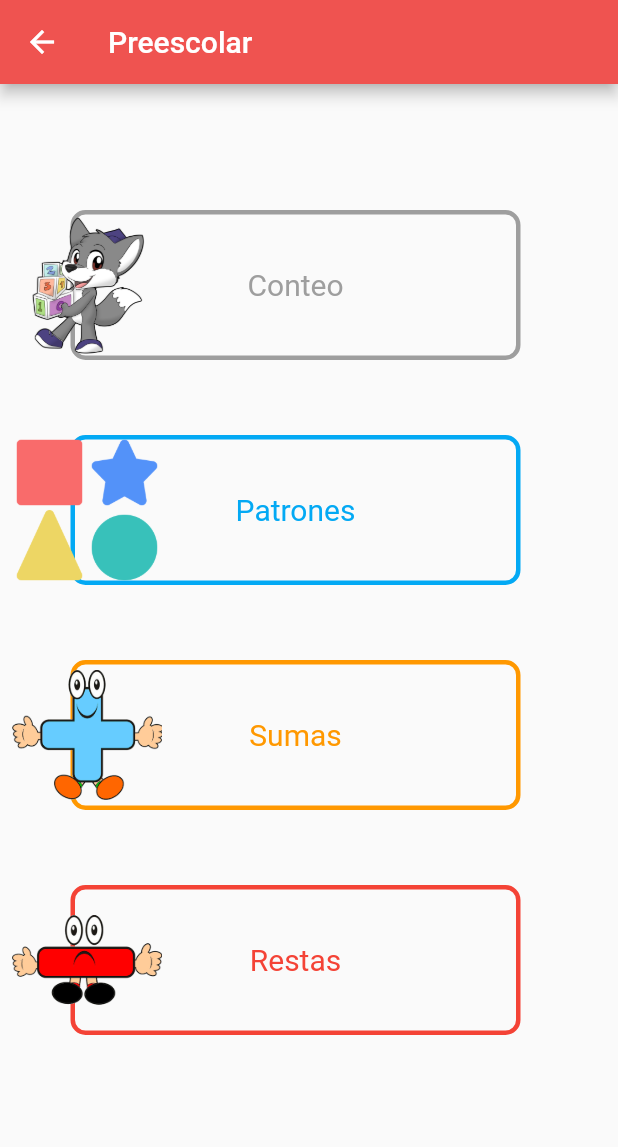
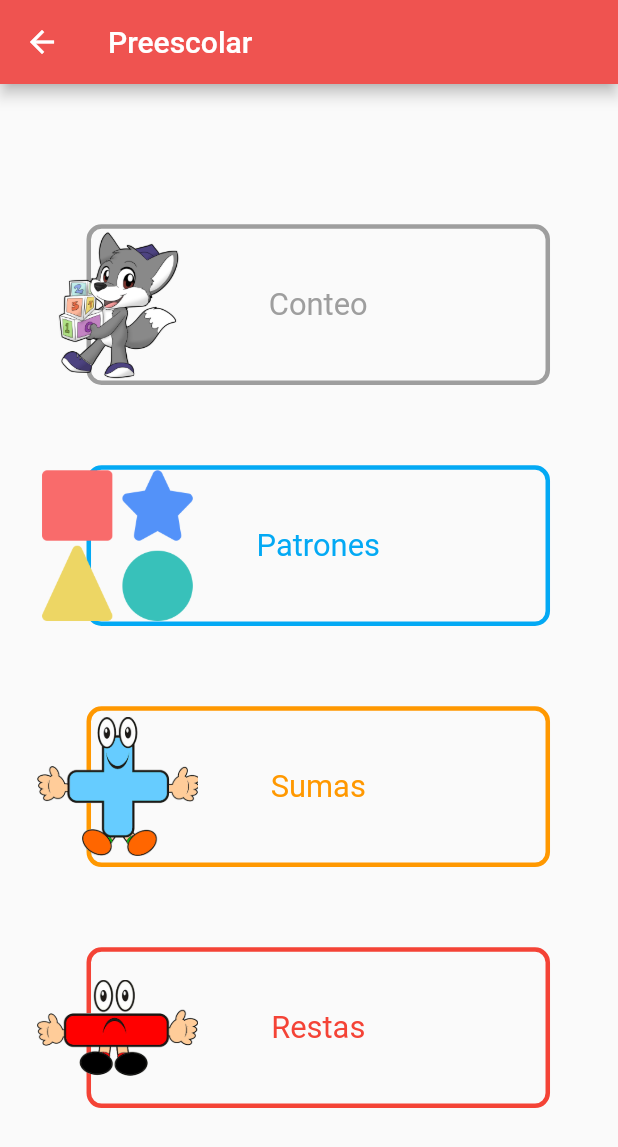
Before and after one commit to OrbitalCardinal/LitMath, a Flutter app: the SelectionScreen screen opened by its route, after a tap on "Preescolar", on a phone screen of 412 x 824 dp. Shown: the top 1147 px of the screen. Run offline on Flutter 3.47's test engine with Material 2 defaults, Android fonts, the phone set to English and light mode, and no system bars; our stand-ins replace shared_preferences, sizer; missing offline and left inert: dart:ffi, flutter_tex; accounts and stored records are empty.

Commit message:
Selection screens fixed

```diff
--- a/litmath/lib/main.dart
+++ b/litmath/lib/main.dart
@@ -52,7 +52,7 @@ class MyApp extends StatelessWidget {
           ),
         ),
         debugShowCheckedModeBanner: false,
-        home: const SlideShowScreen(),
+        home: const SelectionScreen(),
         routes: {
           FirstScreen.routeName: (ctx) => const FirstScreen(),
           SecondScreen.routeName: (ctx) => const SecondScreen(),
--- a/litmath/lib/screens/activities_selection_screens/kinder_screen.dart
+++ b/litmath/lib/screens/activities_selection_screens/kinder_screen.dart
@@ -4,6 +4,7 @@ import 'package:litmath/screens/kinder_acitivities/patterns_screen.dart';
 import 'package:litmath/screens/kinder_acitivities/substraction_screen.dart';
 import 'package:litmath/screens/kinder_acitivities/sum_screen.dart';
 import 'package:litmath/widgets/scholarship_card.dart';
+import 'package:sizer/sizer.dart';
 import '../drag_and_drop_screen.dart';
 
 class KinderScreen extends StatelessWidget {
@@ -12,50 +13,56 @@ class KinderScreen extends StatelessWidget {
 
   @override
   Widget build(BuildContext context) {
+
     return Scaffold(
       appBar: AppBar(
         title: const Text("Preescolar"),
       ),
       body: Padding(
-        padding: const EdgeInsets.all(8.0),
+        padding: EdgeInsets.all(6.w),
+        child: Center(child: Scrollbar(
+              child: SingleChildScrollView(
+                scrollDirection: Axis.vertical,
         child: Column(
           mainAxisAlignment: MainAxisAlignment.center,
           children: [
+            SizedBox(
+              height: 1.h,
+            ),
             ScholarshipCard(
                 imageUrl: "assets/imgs/conteo.png",
                 title: "Conteo",
                 color: Colors.grey,
                 routeName: CountingActivtyScreen.routeName),
-            const SizedBox(
-              height: 50,
+            SizedBox(
+              height: 6.5.h,
             ),
             ScholarshipCard(
                 imageUrl: "assets/imgs/patrones.png",
                 title: "Patrones",
                 color: Colors.lightBlue,
                 routeName: PatternsScreen.routeName),
-            const SizedBox(
-              height: 50,
+            SizedBox(
+              height: 6.5.h,
             ),
             ScholarshipCard(
                 imageUrl: "assets/imgs/suma.png",
                 title: "Sumas",
                 color: Colors.orange,
                 routeName: SumScreen.routeName),
-            const SizedBox(
-              height: 50,
+            SizedBox(
+              height: 6.5.h,
             ),
             ScholarshipCard(
                 imageUrl: "assets/imgs/resta.png",
                 title: "Restas",
                 color: Colors.red,
                 routeName: SubstractionScreen.routeName),
-            const SizedBox(
-              height: 50,
-            ),
+
           ],
         ),
-      ),
+      ),),),)
     );
+    }
+
   }
-}
--- a/litmath/lib/screens/selection_screen.dart
+++ b/litmath/lib/screens/selection_screen.dart
@@ -11,11 +11,11 @@ import 'package:litmath/screens/settings_screen.dart';
 import 'package:litmath/widgets/scholarship_card.dart';
 import 'package:litmath/providers/user_provider.dart';
 import 'package:shared_preferences/shared_preferences.dart';
+import 'package:sizer/sizer.dart';
 
 class SelectionScreen extends StatelessWidget {
   const SelectionScreen({Key? key}) : super(key: key);
   static const routeName = "/selectionScreen";
-
 
   // Future<void> _submit(
   //     BuildContext context, String email, String password) async {
@@ -44,19 +44,18 @@ class SelectionScreen extends StatelessWidget {
   //     Navigator.of(context).pushReplacementNamed(SelectionScreen.routeName);
   //   });
   // }
-  Future <void> _getUserLocalId()async {
+  Future<void> _getUserLocalId() async {
     SharedPreferences prefs = await SharedPreferences.getInstance();
     String? userPref = prefs.getString('user');
 
-    Map<String,dynamic> userMap = jsonDecode(userPref!) as Map<String, dynamic>;
+    Map<String, dynamic> userMap =
+        jsonDecode(userPref!) as Map<String, dynamic>;
     print(userMap.values.toList());
   }
 
-  Future <void> _getUserInfo()async {
+  Future<void> _getUserInfo() async {
     UserProvider().getUserInfoD();
   }
-
-
 
   @override
   Widget build(BuildContext context) {
@@ -92,8 +91,12 @@ class SelectionScreen extends StatelessWidget {
           ),
         ),
         body: Padding(
-        padding: const EdgeInsets.all(20.0),
+          padding: EdgeInsets.all(6.w),
+          child: Center(child: Scrollbar(
+              child: SingleChildScrollView(
+                scrollDirection: Axis.vertical,
           child: Column(
+
             mainAxisAlignment: MainAxisAlignment.center,
             children: [
               ScholarshipCard(
@@ -102,8 +105,8 @@ class SelectionScreen extends StatelessWidget {
                 color: Colors.cyan.shade400,
                 routeName: KinderScreen.routeName,
               ),
-            const SizedBox(
-              height: 50,
+              SizedBox(
+                height: 6.5.h,
               ),
               ScholarshipCard(
                 imageUrl: "assets/imgs/primaria.png",
@@ -111,8 +114,8 @@ class SelectionScreen extends StatelessWidget {
                 color: Colors.purple,
                 routeName: FirstElementaryScreen.routeName,
               ),
-            const SizedBox(
-              height: 50,
+              SizedBox(
+                height: 6.5.h,
               ),
               ScholarshipCard(
                 imageUrl: "assets/imgs/primaria2.png",
@@ -120,8 +123,8 @@ class SelectionScreen extends StatelessWidget {
                 color: Colors.green,
                 routeName: SecondElementaryScreen.routeName,
               ),
-            const SizedBox(
-              height: 50,
+              SizedBox(
+                height: 6.5.h,
               ),
               ScholarshipCard(
                 imageUrl: "assets/imgs/secundaria.png",
@@ -131,7 +134,8 @@ class SelectionScreen extends StatelessWidget {
               ),
             ],
           ),
-      ),
+        ),),),)
       );
     }
+
   }
--- a/litmath/lib/widgets/scholarship_card.dart
+++ b/litmath/lib/widgets/scholarship_card.dart
@@ -1,4 +1,5 @@
 import 'package:flutter/material.dart';
+import 'package:sizer/sizer.dart';
 
 // ignore: must_be_immutable
 class ScholarshipCard extends StatelessWidget {
@@ -17,11 +18,11 @@ class ScholarshipCard extends StatelessWidget {
   @override
   Widget build(BuildContext context) {
     return SizedBox(
-      width: double.infinity,
+      width: 100.w,
       child: Stack(
         children: [
           Positioned(
-            left: 39,
+            left: 8.w,
             child: InkWell(
               onTap: () {
                 Navigator.of(context).pushNamed(routeName);
@@ -31,12 +32,15 @@ class ScholarshipCard extends StatelessWidget {
                   border: Border.all(width: 3, color: color),
                   borderRadius: BorderRadius.circular(10),
                 ),
-                width: 300,
-                height: 100,
+                width: 75.w,
+                //width: 75.w,
+                height: 13.h,
+                //width: 300,
+                //height: 100,
                 child: Center(
                   child: Text(
                     title,
-                    style: TextStyle(fontSize: 20, color: color),
+                    style: TextStyle(fontSize: 15.sp, color: color),
                   ),
                 ),
               ),
@@ -44,8 +48,8 @@ class ScholarshipCard extends StatelessWidget {
           ),
           Image(
             image: AssetImage(imageUrl),
-            width: 100,
-            height: 100,
+            width: 13.h,
+            height: 13.h,
           ),
         ],
       ),
```
Also changed, not shown: litmath/lib/screens/activities_selection_screens/first_elementary_screen.dart (+25 -13 lines), litmath/lib/screens/activities_selection_screens/second_elementary_screen.dart (+23 -21 lines), litmath/lib/screens/activities_selection_screens/third_elementary_screen.dart (+23 -18 lines). Lines whose indentation alone changed are shown as unchanged.
